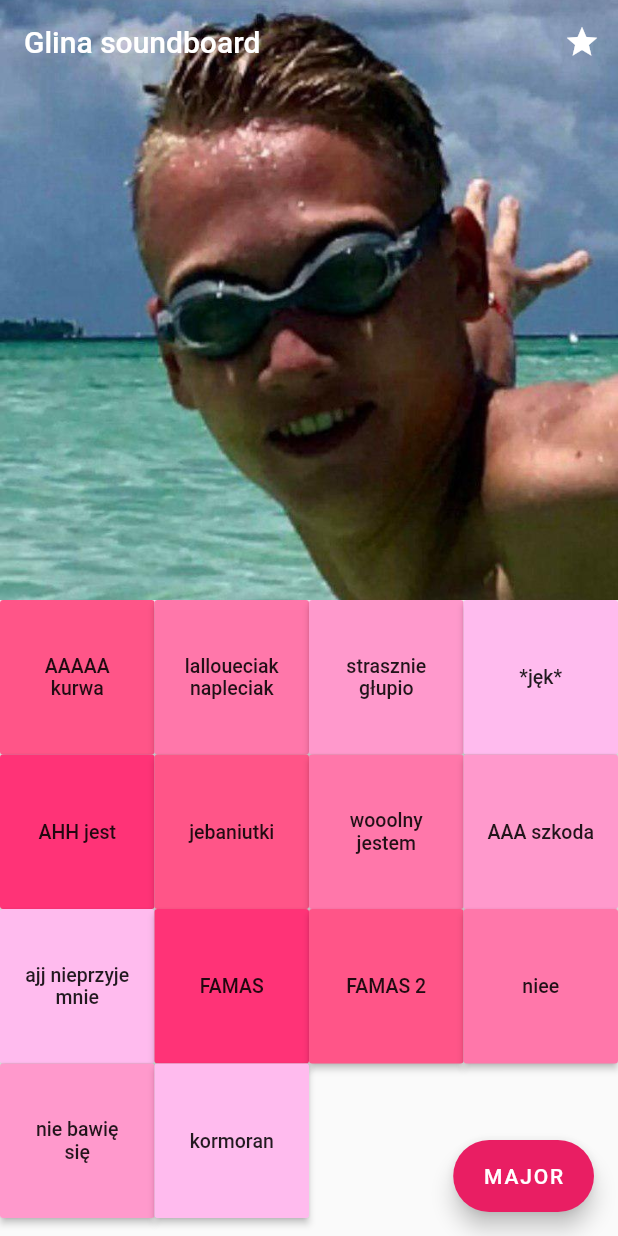
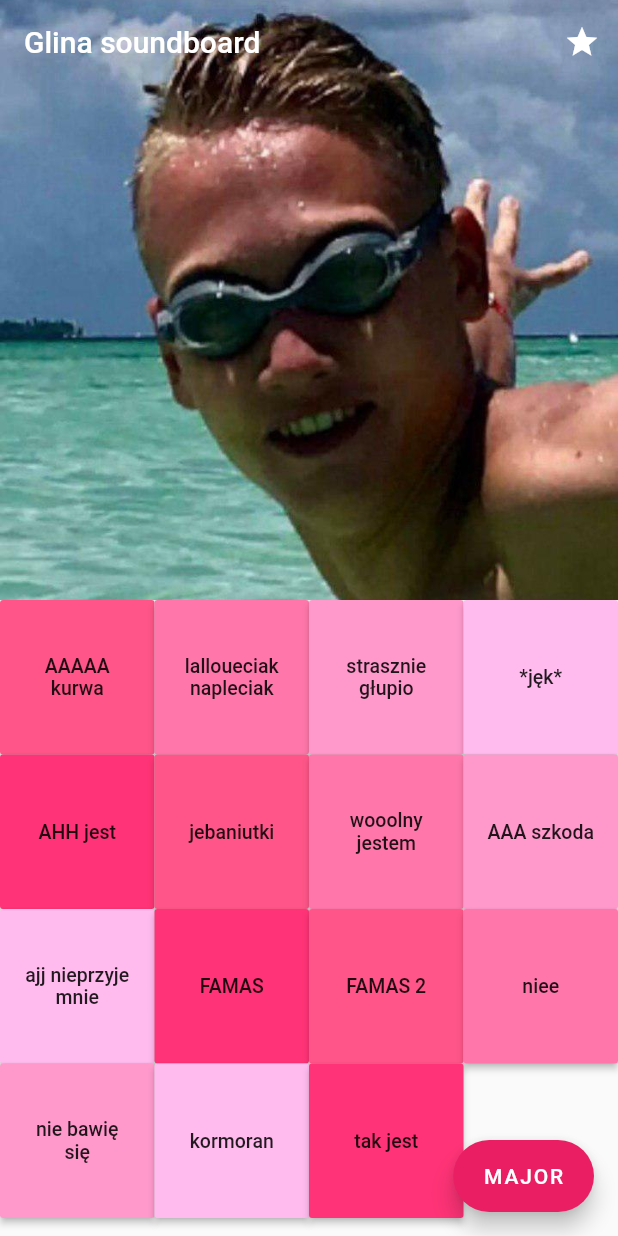
Before and after one commit to CukierPuder420/glina_soundboard, a Flutter app: the screen it shows after launch, on a phone screen of 412 x 824 dp. Run offline on Flutter 3.47's test engine with Material 2 defaults, Android fonts, the phone set to English and light mode, and no system bars; drawn by our look-alikes of auto_size_text; our stand-ins replace flutter_slidable, shared_preferences; missing offline and left inert: shake, soundpool; network calls fail.

Commit message:
new sound ^^

```diff
--- a/lib/ekrany/ekran_glowny.dart
+++ b/lib/ekrany/ekran_glowny.dart
@@ -68,6 +68,7 @@ class _EkranGlownyState extends State<EkranGlownyState> {
                     przyciskZDzwiekiem(13, 'niee', context),
                     przyciskZDzwiekiem(14, 'nie bawię się', context),
                     przyciskZDzwiekiem(15, 'kormoran', context),
+                    przyciskZDzwiekiem(16, 'tak jest', context)
                   ],
                 ),
               ],
--- a/lib/funkcje/odtworz_dzwiek.dart
+++ b/lib/funkcje/odtworz_dzwiek.dart
@@ -69,6 +69,9 @@ void odtworzDzwiek(int idDzwieku) async {
     case 15:
       nazwaDzwieku = 'kormoran';
       break;
+    case 16:
+      nazwaDzwieku = 'tak_jest';
+      break;
   }
 
   int soundId = await rootBundle.load('zasoby/audio/przyciski/' + nazwaDzwieku + '.mp3').then((ByteData soundData) {
--- a/pubspec.yaml
+++ b/pubspec.yaml
@@ -1,6 +1,6 @@
 name: glina_soundboard
 description: Glina Soundboard &lt;3
-version: 1.1.8+1.1.8
+version: 1.1.9+1.1.9
 
 environment:
   sdk: ">=2.1.0 <3.0.0"
@@ -42,3 +42,4 @@ flutter:
     - zasoby/audio/przyciski/niee.mp3
     - zasoby/audio/przyciski/nie_bawie_sie_tak.mp3
     - zasoby/audio/przyciski/kormoran.mp3
+    - zasoby/audio/przyciski/tak_jest.mp3
```
Also changed, not shown: 1 other file.
